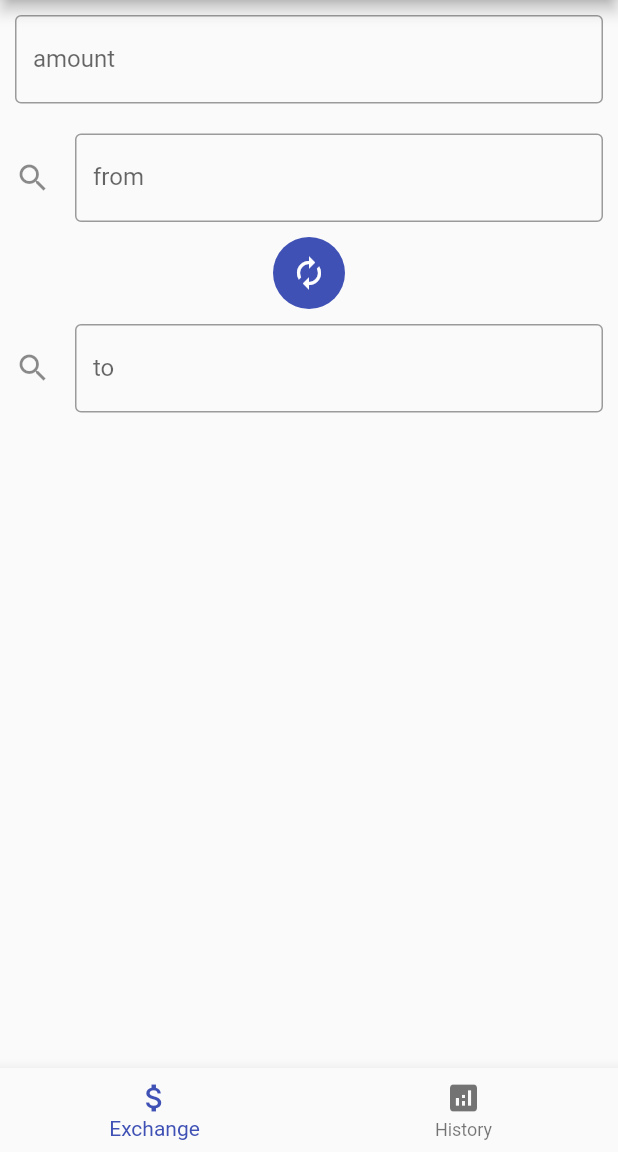
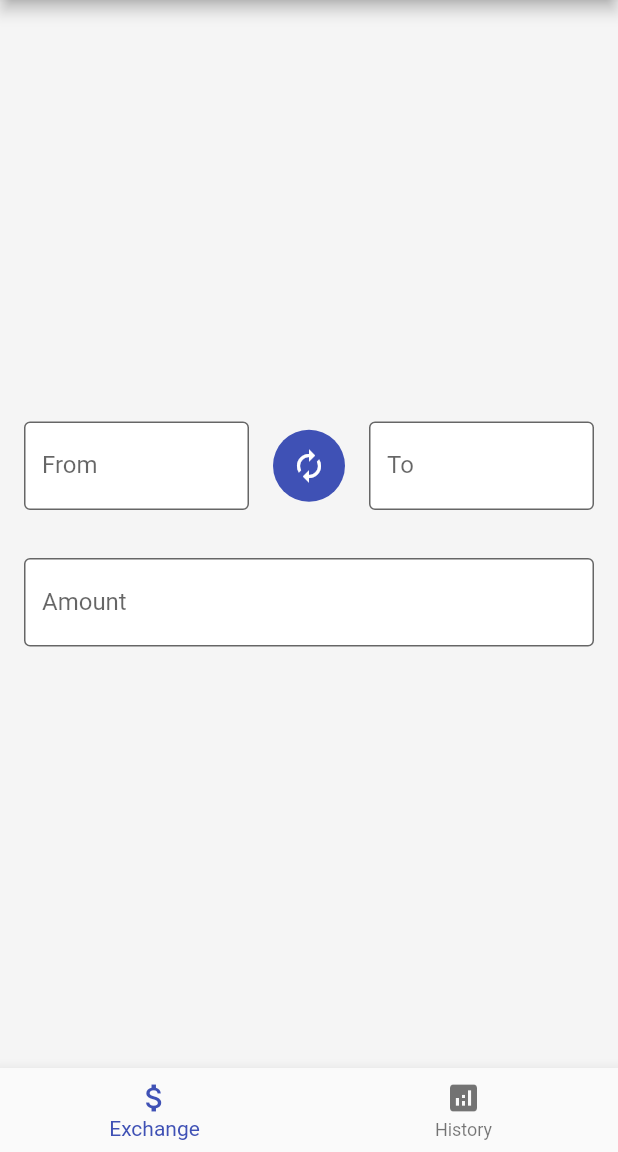
Before and after one commit to bartoszhajduk/currency_exchange, a Flutter app: the screen it shows after launch, on a phone screen of 412 x 824 dp, the part 84-1236 px from its top. Run offline on Flutter 3.47's test engine with Material 2 defaults, Android fonts, the phone set to English and light mode, and no system bars; drawn by our look-alikes of flutter_typeahead; network calls fail.

```diff
--- a/lib/model/api.dart
+++ b/lib/model/api.dart
@@ -8,7 +8,7 @@ class Api {
   static const apiUrl = 'free.currconv.com';
   static const pathCurrencies = '/api/v7/currencies';
   static const pathConvert = '/api/v7/convert';
-  static const apiKey = 'c04411a2bf9b3efe4c60';
+  static const apiKey = '0e2f68cc1f063d6c3144';
   static const compact = 'ultra';
 
   static Future<List<Currency>> getCurrencies() async {
@@ -19,19 +19,20 @@ class Api {
       final keyList = responseBody['results'] as Map;
       final currencyList =
           keyList.keys.map((key) => Currency.fromJson(keyList[key])).toList();
+      currencyList.sort((a, b) => a.id.compareTo(b.id));
       return keyList != null ? currencyList : List.empty();
     } else {
       throw Exception('Failed to load currencies');
     }
   }
 
-  static Future<double> getConversionResult(String q, String amount) async {
+  static Future<double> getConversionResult(String q) async {
     final url = Uri.https(
         apiUrl, pathConvert, {'apiKey': apiKey, 'q': q, 'compact': compact});
     final response = await http.get(url);
     if (response.statusCode == 200) {
       final result = jsonDecode(response.body)[q];
-      return double.parse(amount) * result;
+      return result;
     } else {
       throw Exception('Failed to convert');
     }
--- a/lib/routes/exchange.dart
+++ b/lib/routes/exchange.dart
@@ -1,5 +1,6 @@
 import 'package:currency_exchange/model/currency.dart';
 import 'package:currency_exchange/model/api.dart';
+import 'package:currency_exchange/utils/app_colors.dart';
 import 'package:flutter/material.dart';
 import 'package:flutter/services.dart';
 import 'package:flutter_typeahead/flutter_typeahead.dart';
@@ -13,28 +14,29 @@ class _ExchangeState extends State<Exchange> {
   final amount = TextEditingController();
   final fromCurrency = TextEditingController();
   final toCurrency = TextEditingController();
-  String result = '';
+  final result = TextEditingController();
+  //String result = '';
   bool isSwapping = false;
-  bool isLoading = false;
   List<Currency> currencyList = [];
+  double currentRate;
 
   @override
   void initState() {
     super.initState();
     loadCurrencyList();
     amount.addListener(() {
-      if (isPopulated() && !isSwapping) {
+      if (isAmountEntered() && areCurrenciesSelected() && !isSwapping) {
         getConversionResult();
       }
     });
     fromCurrency.addListener(() {
-      if (isPopulated() && !isSwapping) {
-        getConversionResult();
+      if (areCurrenciesSelected() && !isSwapping) {
+        getConversionRate();
       }
     });
     toCurrency.addListener(() {
-      if (isPopulated() && !isSwapping) {
-        getConversionResult();
+      if (areCurrenciesSelected() && !isSwapping) {
+        getConversionRate();
       }
     });
   }
@@ -47,36 +49,39 @@ class _ExchangeState extends State<Exchange> {
     );
   }
 
-  bool isPopulated() =>
-      amount.text.isNotEmpty &&
-      fromCurrency.text.isNotEmpty &&
-      toCurrency.text.isNotEmpty;
+  bool isAmountEntered() => amount.text.isNotEmpty && amount.text != '.';
+
+  bool areCurrenciesSelected() =>
+      fromCurrency.text.isNotEmpty && toCurrency.text.isNotEmpty;
 
   void getConversionResult() async {
-    isLoading = true;
+    setState(() {
+      result.text =
+          (double.parse(amount.text) * currentRate).toStringAsFixed(2);
+    });
+  }
 
-    if (!(currencyList
-            .any((element) => element.currencyName == fromCurrency.text) &&
-        currencyList
-            .any((element) => element.currencyName == toCurrency.text))) {
-      result = "Incorrect currency";
+  void getConversionRate() async {
+    print(amount.text);
+
+    if (!(currencyList.any((element) => element.id == fromCurrency.text) &&
+        currencyList.any((element) => element.id == toCurrency.text))) {
+      result.text = "Incorrect currency";
     } else {
       String from = currencyList
-          .firstWhere((element) => element.currencyName == fromCurrency.text)
+          .firstWhere((element) => element.id == fromCurrency.text)
           .id;
       String to = currencyList
-          .firstWhere((element) => element.currencyName == toCurrency.text)
+          .firstWhere((element) => element.id == toCurrency.text)
           .id;
-      await Api.getConversionResult('${from}_${to}', amount.text).then(
+      await Api.getConversionResult('${from}_$to').then(
         (value) => setState(() {
           setState(() {
-            result = value.toStringAsFixed(2);
+            currentRate = value;
           });
         }),
       );
     }
-
-    isLoading = false;
   }
 
   @override
@@ -90,46 +95,39 @@ class _ExchangeState extends State<Exchange> {
   @override
   Widget build(BuildContext context) {
     return Scaffold(
-      body: SingleChildScrollView(
-        scrollDirection: Axis.vertical,
+      backgroundColor: AppColors.background,
+      body: Container(
+        height: double.infinity,
+        child: Center(
+          child: SingleChildScrollView(
+            padding: const EdgeInsets.symmetric(horizontal: 16),
             physics: ScrollPhysics(),
             child: Column(
               mainAxisAlignment: MainAxisAlignment.center,
               children: [
                 Padding(
-              padding: EdgeInsets.symmetric(vertical: 10, horizontal: 10),
-              child: TextField(
-                controller: amount,
-                textAlign: TextAlign.center,
-                inputFormatters: [
-                  FilteringTextInputFormatter.allow(RegExp(r'^\d+\.?\d{0,2}')),
-                ],
-                keyboardType: TextInputType.numberWithOptions(
-                  decimal: true,
-                ),
-                decoration: InputDecoration(
-                  labelText: 'amount',
-                  border: OutlineInputBorder(),
-                ),
-              ),
-            ),
-            Padding(
-              padding: EdgeInsets.symmetric(vertical: 10, horizontal: 10),
+                  padding: EdgeInsets.symmetric(vertical: 16),
+                  child: Row(
+                    children: [
+                      Expanded(
                         child: TypeAheadField<Currency>(
                           textFieldConfiguration: TextFieldConfiguration(
                             controller: fromCurrency,
                             decoration: InputDecoration(
-                    icon: Icon(Icons.search),
-                    labelText: 'from',
+                              filled: true,
+                              fillColor: AppColors.textIcons,
+                              labelText: 'From',
                               border: OutlineInputBorder(),
                             ),
                           ),
                           suggestionsCallback: searchCurrencyByContains,
                           itemBuilder: (context, Currency currency) {
                             return Padding(
-                    padding: EdgeInsets.symmetric(vertical: 10, horizontal: 15),
+                              padding: EdgeInsets.symmetric(
+                                  vertical: 10, horizontal: 16),
                               child: Row(
-                      mainAxisAlignment: MainAxisAlignment.spaceBetween,
+                                mainAxisAlignment:
+                                    MainAxisAlignment.spaceBetween,
                                 children: [
                                   Flexible(
                                     fit: FlexFit.loose,
@@ -152,12 +150,19 @@ class _ExchangeState extends State<Exchange> {
                             );
                           },
                           onSuggestionSelected: (currency) {
-                  fromCurrency.text = '${currency.currencyName}';
+                            fromCurrency.text = '${currency.id}';
                           },
-                noItemsFoundBuilder: (context) => Text('Nothing found'),
+                          noItemsFoundBuilder: (context) => Text(
+                            'Nothing found',
+                            style: TextStyle(
+                              fontSize: 20,
                             ),
                           ),
-            Ink(
+                        ),
+                      ),
+                      Padding(
+                        padding: const EdgeInsets.symmetric(horizontal: 16.0),
+                        child: Ink(
                           decoration: ShapeDecoration(
                             shape: CircleBorder(),
                             color: Colors.indigo,
@@ -168,23 +173,26 @@ class _ExchangeState extends State<Exchange> {
                             icon: Icon(Icons.autorenew),
                           ),
                         ),
-            Padding(
-              padding: EdgeInsets.symmetric(vertical: 10, horizontal: 10),
+                      ),
+                      Expanded(
                         child: TypeAheadField<Currency>(
                           textFieldConfiguration: TextFieldConfiguration(
                             controller: toCurrency,
                             decoration: InputDecoration(
-                    icon: Icon(Icons.search),
-                    labelText: 'to',
+                              filled: true,
+                              fillColor: AppColors.textIcons,
+                              labelText: 'To',
                               border: OutlineInputBorder(),
                             ),
                           ),
                           suggestionsCallback: searchCurrencyByContains,
                           itemBuilder: (context, Currency currency) {
                             return Padding(
-                    padding: EdgeInsets.symmetric(vertical: 10, horizontal: 15),
+                              padding: EdgeInsets.symmetric(
+                                  vertical: 10, horizontal: 16),
                               child: Row(
-                      mainAxisAlignment: MainAxisAlignment.spaceBetween,
+                                mainAxisAlignment:
+                                    MainAxisAlignment.spaceBetween,
                                 children: [
                                   Flexible(
                                     fit: FlexFit.loose,
@@ -207,23 +215,77 @@ class _ExchangeState extends State<Exchange> {
                             );
                           },
                           onSuggestionSelected: (currency) {
-                  toCurrency.text = '${currency.currencyName}';
+                            toCurrency.text = '${currency.id}';
                           },
-                noItemsFoundBuilder: (context) => Text('Nothing found'),
+                          noItemsFoundBuilder: (context) => Text(
+                            'Nothing found',
+                            style: TextStyle(
+                              fontSize: 20,
+                            ),
+                          ),
+                        ),
+                      ),
+                    ],
                   ),
                 ),
                 Padding(
-                padding: EdgeInsets.symmetric(vertical: 10, horizontal: 10),
-                child: isLoading
-                    ? CircularProgressIndicator()
-                    : SelectableText(
-                        result,
+                  padding: EdgeInsets.symmetric(vertical: 16),
+                  child: TextField(
+                    controller: amount,
                     textAlign: TextAlign.center,
+                    inputFormatters: [
+                      FilteringTextInputFormatter.allow(
+                          RegExp(r'^(([1-9]\d*)|[0])?(\.\d{0,2})?')),
+                    ],
+                    keyboardType: TextInputType.numberWithOptions(
+                      decimal: true,
+                    ),
+                    decoration: InputDecoration(
+                      filled: true,
+                      fillColor: AppColors.textIcons,
+                      labelText: 'Amount',
+                      border: OutlineInputBorder(),
+                    ),
+                  ),
+                ),
+                !isAmountEntered() || !areCurrenciesSelected()
+                    ? Container()
+                    : Padding(
+                        padding: const EdgeInsets.symmetric(vertical: 16),
+                        child: Card(
+                          child: Container(
+                            width: double.infinity,
+                            child: Padding(
+                              padding: const EdgeInsets.all(20.0),
+                              child: Column(
+                                children: [
+                                  Text(
+                                      '${format(amount.text)} ${fromCurrency.text} ='),
+                                  Padding(
+                                    padding: const EdgeInsets.symmetric(
+                                        vertical: 16),
+                                    child: SelectableText(
+                                      '${result.text} ${toCurrency.text}',
                                       style: TextStyle(
-                          fontSize: 25,
+                                        fontWeight: FontWeight.bold,
+                                        fontSize: 20,
                                       ),
-                      )),
+                                    ),
+                                  ),
+                                  Text(
+                                    'Rate 1 ${fromCurrency.text} = ${currentRate.toStringAsFixed(2)} ${toCurrency.text}',
+                                    style:
+                                        TextStyle(color: AppColors.darkPrimary),
+                                  )
                                 ],
+                              ),
+                            ),
+                          ),
+                        ),
+                      ),
+              ],
+            ),
+          ),
         ),
       ),
     );
@@ -247,8 +309,12 @@ class _ExchangeState extends State<Exchange> {
 
     isSwapping = false;
 
-    if (isPopulated()) {
+    if (isAmountEntered() && areCurrenciesSelected()) {
       getConversionResult();
     }
   }
+
+  String format(String number) {
+    return double.parse(number).toStringAsFixed(2);
   }
+}
--- a/lib/utils/app_colors.dart
+++ b/lib/utils/app_colors.dart
@@ -17,4 +17,5 @@ class AppColors {
   static const Color primaryText = Color(0xff212121);
   static const Color secondaryText = Color(0xff757575);
   static const Color divider = Color(0xffBDBDBD);
+  static const Color background = Color(0xffF5F5F5);
 }
```
Also changed, not shown: 1 other file. Lines whose indentation alone changed are shown as unchanged.
